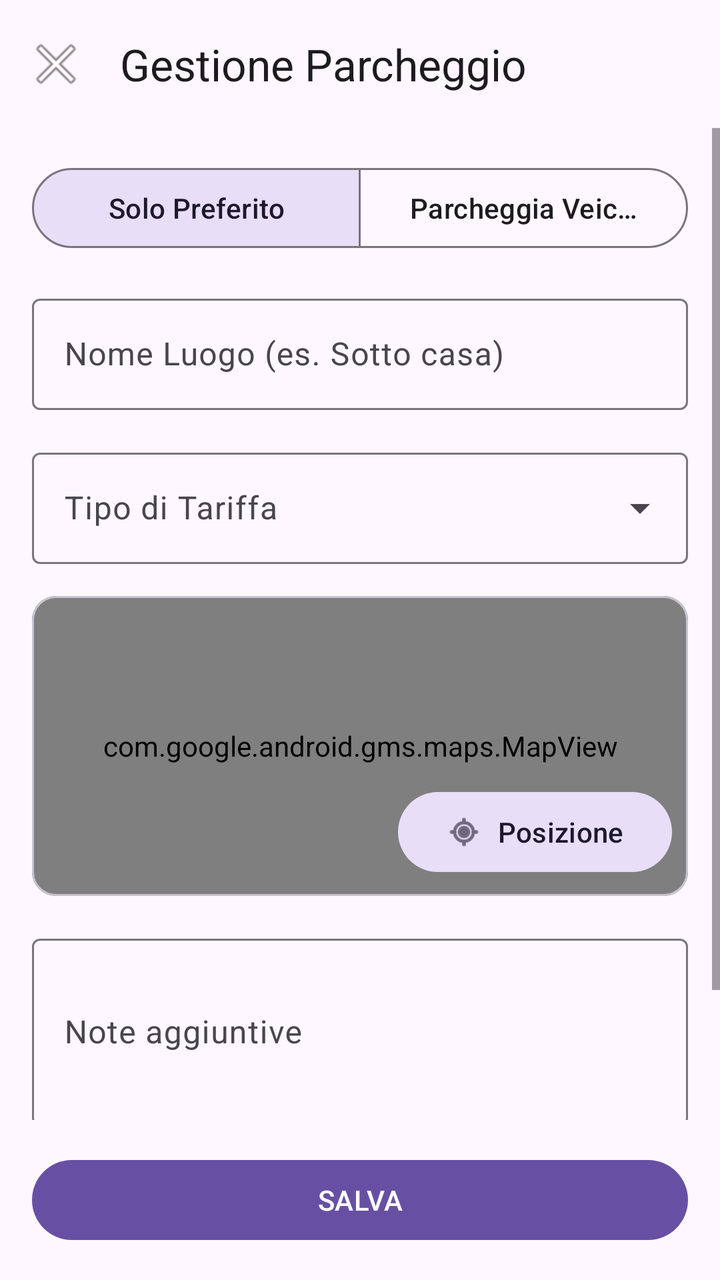
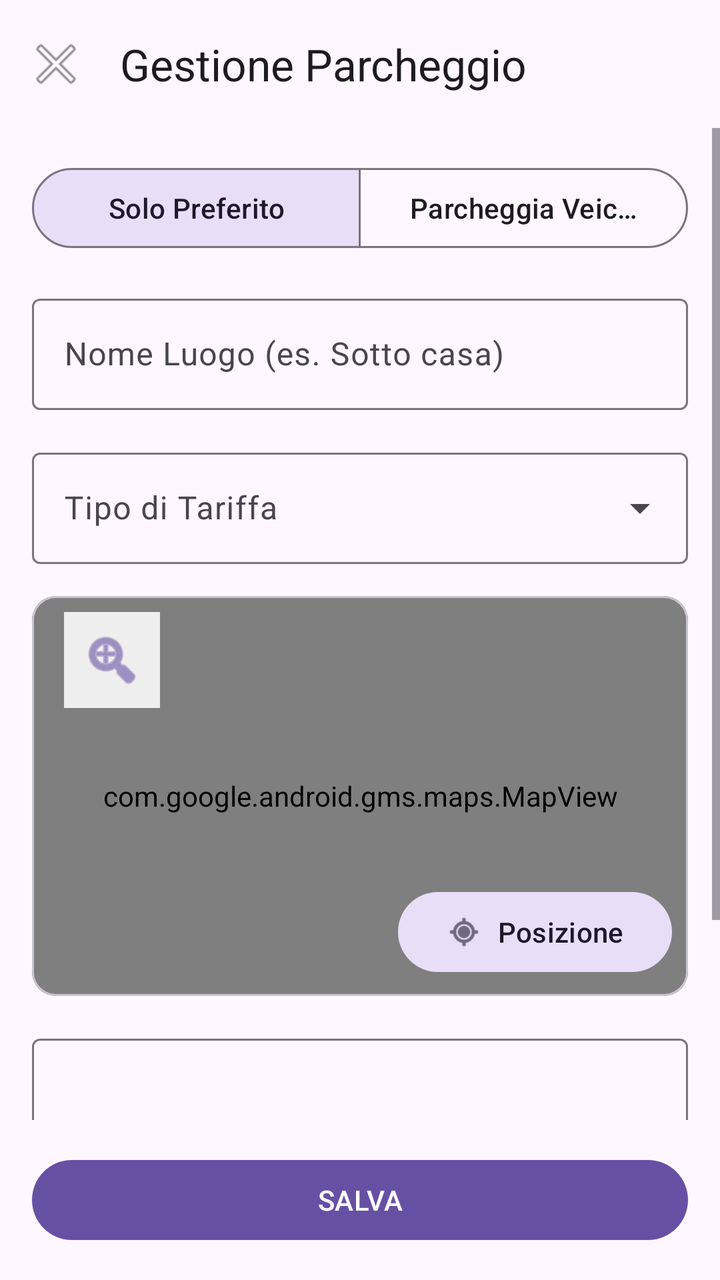

An Android layout rendered at two revisions. The XML below is the earlier revision; the diff shows what the commit changed to produce the second picture.
<!-- AndroidManifest.xml: application theme Theme.ParkingMate -->
<!-- res/layout/fragment_add_parking.xml -->
<?xml version="1.0" encoding="utf-8"?>
<LinearLayout xmlns:android="http://schemas.android.com/apk/res/android"
    xmlns:app="http://schemas.android.com/apk/res-auto"
    android:layout_width="match_parent"
    android:layout_height="match_parent"
    android:orientation="vertical"
    android:background="?android:colorBackground"
    android:fitsSystemWindows="true">

    <com.google.android.material.appbar.MaterialToolbar
        android:id="@+id/toolbarAddParking"
        android:layout_width="match_parent"
        android:layout_height="wrap_content"
        app:title="Gestione Parcheggio"
        app:navigationIcon="@android:drawable/ic_menu_close_clear_cancel" />

    <ScrollView
        android:layout_width="match_parent"
        android:layout_height="0dp"
        android:layout_weight="1">

        <LinearLayout
            android:layout_width="match_parent"
            android:layout_height="wrap_content"
            android:orientation="vertical"
            android:padding="16dp">

            
            <com.google.android.material.button.MaterialButtonToggleGroup
                android:id="@+id/toggleGroupAction"
                android:layout_width="match_parent"
                android:layout_height="wrap_content"
                app:singleSelection="true"
                app:selectionRequired="true"
                app:checkedButton="@+id/btnSaveFavoriteOnly">
                <Button android:id="@+id/btnSaveFavoriteOnly" style="?attr/materialButtonOutlinedStyle" android:layout_width="0dp" android:layout_height="wrap_content" android:layout_weight="1" android:text="Solo Preferito" />
                <Button android:id="@+id/btnParkVehicle" style="?attr/materialButtonOutlinedStyle" android:layout_width="0dp" android:layout_height="wrap_content" android:layout_weight="1" android:text="Parcheggia Veicolo" />
            </com.google.android.material.button.MaterialButtonToggleGroup>

            
            
            
            <TextView
                android:id="@+id/tvDisplayVehicle"
                android:layout_width="match_parent"
                android:layout_height="wrap_content"
                android:textSize="18sp"
                android:textStyle="bold"
                android:layout_marginTop="8dp"
                android:visibility="gone" />

            <LinearLayout
                android:id="@+id/layoutVehicleSelection"
                android:layout_width="match_parent"
                android:layout_height="wrap_content"
                android:orientation="vertical"
                android:visibility="gone"
                android:layout_marginTop="8dp">

                <com.google.android.material.textfield.TextInputLayout
                    android:id="@+id/tilSelectVehicle"
                    style="@style/Widget.Material3.TextInputLayout.OutlinedBox.ExposedDropdownMenu"
                    android:layout_width="match_parent"
                    android:layout_height="wrap_content"
                    android:hint="Seleziona Veicolo">
                    <AutoCompleteTextView
                        android:id="@+id/actvSelectVehicle"
                        android:layout_width="match_parent"
                        android:layout_height="wrap_content"
                        android:inputType="none" />
                </com.google.android.material.textfield.TextInputLayout>
            </LinearLayout>

            
            
            
            <TextView
                android:id="@+id/tvDisplayLocationName"
                android:layout_width="match_parent"
                android:layout_height="wrap_content"
                android:textSize="22sp"
                android:textStyle="bold"
                android:layout_marginTop="16dp"
                android:layout_marginBottom="8dp"
                android:visibility="gone" />

            <LinearLayout
                android:layout_width="match_parent"
                android:layout_height="wrap_content"
                android:orientation="horizontal"
                android:layout_marginTop="16dp"
                android:gravity="center_vertical">

                <com.google.android.material.textfield.TextInputLayout
                    android:id="@+id/tilLocationName"
                    android:layout_width="0dp"
                    android:layout_height="wrap_content"
                    android:layout_weight="1"
                    android:hint="Nome Luogo (es. Sotto casa)">
                    <com.google.android.material.textfield.TextInputEditText
                        android:id="@+id/etLocationName"
                        android:layout_width="match_parent"
                        android:layout_height="wrap_content" />
                </com.google.android.material.textfield.TextInputLayout>

                
                <com.google.android.material.textfield.TextInputLayout
                    android:id="@+id/tilSelectExistingLocation"
                    style="@style/Widget.Material3.TextInputLayout.OutlinedBox.ExposedDropdownMenu"
                    android:layout_width="0dp"
                    android:layout_height="wrap_content"
                    android:layout_weight="1"
                    android:visibility="gone"
                    android:hint="Scegli Luogo Salvato">
                    <AutoCompleteTextView
                        android:id="@+id/actvSelectLocation"
                        android:layout_width="match_parent"
                        android:layout_height="wrap_content"
                        android:inputType="none" />
                </com.google.android.material.textfield.TextInputLayout>

                
                <CheckBox
                    android:id="@+id/cbSaveAsFavorite"
                    android:layout_width="wrap_content"
                    android:layout_height="wrap_content"
                    android:button="@drawable/sl_favorite_heart"
                    android:visibility="gone"
                    android:layout_marginStart="8dp" />
            </LinearLayout>

            
            

            
            <TextView
                android:id="@+id/tvDisplayParkingType"
                android:layout_width="match_parent"
                android:layout_height="wrap_content"
                android:textSize="16sp"
                android:layout_marginTop="16dp"
                android:textColor="?attr/colorPrimary"
                android:visibility="gone" />

            <com.google.android.material.textfield.TextInputLayout
                android:id="@+id/tilParkingType"
                style="@style/Widget.Material3.TextInputLayout.OutlinedBox.ExposedDropdownMenu"
                android:layout_width="match_parent"
                android:layout_height="wrap_content"
                android:layout_marginTop="16dp"
                android:hint="Tipo di Tariffa">
                <AutoCompleteTextView
                    android:id="@+id/actvParkingType"
                    android:layout_width="match_parent"
                    android:layout_height="wrap_content"
                    android:inputType="none" />
            </com.google.android.material.textfield.TextInputLayout>

            
            <LinearLayout
                android:id="@+id/layoutHourlyCosts"
                android:layout_width="match_parent"
                android:layout_height="wrap_content"
                android:orientation="horizontal"
                android:visibility="gone"
                android:layout_marginTop="8dp">

                <com.google.android.material.textfield.TextInputLayout
                    android:layout_width="0dp"
                    android:layout_weight="1"
                    android:layout_height="wrap_content"
                    android:hint="Fisso Iniziale €">
                    <com.google.android.material.textfield.TextInputEditText
                        android:id="@+id/etCostInitial"
                        android:inputType="numberDecimal"
                        android:layout_width="match_parent"
                        android:layout_height="wrap_content"/>
                </com.google.android.material.textfield.TextInputLayout>

                <com.google.android.material.textfield.TextInputLayout
                    android:layout_width="0dp"
                    android:layout_weight="1"
                    android:layout_height="wrap_content"
                    android:layout_marginHorizontal="8dp"
                    android:hint="Costo/Ora €">
                    <com.google.android.material.textfield.TextInputEditText
                        android:id="@+id/etCostHourly"
                        android:inputType="numberDecimal"
                        android:layout_width="match_parent"
                        android:layout_height="wrap_content"/>
                </com.google.android.material.textfield.TextInputLayout>

                <com.google.android.material.textfield.TextInputLayout
                    android:layout_width="0dp"
                    android:layout_weight="1"
                    android:layout_height="wrap_content"
                    android:hint="Max €">
                    <com.google.android.material.textfield.TextInputEditText
                        android:id="@+id/etCostMax"
                        android:inputType="numberDecimal"
                        android:layout_width="match_parent"
                        android:layout_height="wrap_content"/>
                </com.google.android.material.textfield.TextInputLayout>
            </LinearLayout>

            
            <com.google.android.material.card.MaterialCardView
                android:id="@+id/cardMap"
                android:layout_width="match_parent"
                android:layout_height="150dp"
                android:layout_marginTop="16dp"
                app:cardBackgroundColor="#E0E0E0"
                app:cardCornerRadius="12dp">

                <FrameLayout
                    android:layout_width="match_parent"
                    android:layout_height="match_parent">

                    <com.google.android.gms.maps.MapView
                        android:id="@+id/mapViewMini"
                        android:layout_width="match_parent"
                        android:layout_height="match_parent" />

                    <Button
                        android:id="@+id/btnGetLocation"
                        style="@style/Widget.Material3.Button.TonalButton"
                        android:layout_width="wrap_content"
                        android:layout_height="wrap_content"
                        android:layout_gravity="bottom|end"
                        android:layout_margin="8dp"
                        android:text="Posizione"
                        app:icon="@android:drawable/ic_menu_mylocation" />
                </FrameLayout>
            </com.google.android.material.card.MaterialCardView>

            
            <com.google.android.material.textfield.TextInputLayout
                android:id="@+id/tilNotes"
                android:layout_width="match_parent"
                android:layout_height="wrap_content"
                android:layout_marginTop="16dp"
                android:hint="Note aggiuntive">
                <com.google.android.material.textfield.TextInputEditText
                    android:id="@+id/etNotes"
                    android:layout_width="match_parent"
                    android:layout_height="wrap_content"
                    android:lines="3" />
            </com.google.android.material.textfield.TextInputLayout>

            <Button
                android:id="@+id/btnAddPhoto"
                style="?attr/materialButtonOutlinedStyle"
                android:layout_width="match_parent"
                android:layout_height="wrap_content"
                android:layout_marginTop="8dp"
                android:text="Aggiungi Foto"
                app:icon="@android:drawable/ic_menu_camera" />

        </LinearLayout>
    </ScrollView>

    
    <LinearLayout
        android:layout_width="match_parent"
        android:layout_height="wrap_content"
        android:orientation="horizontal"
        android:padding="16dp">

        <Button
            android:id="@+id/btnDeleteLocation"
            style="@style/Widget.Material3.Button"
            android:layout_width="0dp"
            android:layout_height="wrap_content"
            android:layout_weight="1"
            android:layout_marginEnd="8dp"
            android:text="ELIMINA"
            app:backgroundTint="#D32F2F"
            android:textColor="@android:color/white"
            android:visibility="gone" />

        <Button
            android:id="@+id/btnSaveEverything"
            android:layout_width="0dp"
            android:layout_height="wrap_content"
            android:layout_weight="1"
            android:text="SALVA" />
    </LinearLayout>

</LinearLayout>
<!-- resources referenced by this layout -->
<resources>
  <!-- drawable sl_favorite_heart (drawable) -->
  <?xml version="1.0" encoding="utf-8"?>
  <selector xmlns:android="http://schemas.android.com/apk/res/android">
      
      <item android:drawable="@android:drawable/btn_star_big_on" android:state_checked="true" />
      
      <item android:drawable="@android:drawable/btn_star_big_off" />
  </selector>
  <style name="Theme.ParkingMate" parent="Base.Theme.ParkingMate" />
  <style name="Base.Theme.ParkingMate" parent="Theme.Material3.DayNight.NoActionBar">
          
          
      </style>
</resources>

<!-- the commit's change to res/layout/fragment_add_parking.xml (unified diff, before → after) -->
@@ -15,6 +15,7 @@
         app:navigationIcon="@android:drawable/ic_menu_close_clear_cancel" />
 
     <ScrollView
+        android:id="@+id/scrollViewAddParking"
         android:layout_width="match_parent"
         android:layout_height="0dp"
         android:layout_weight="1">
@@ -33,12 +34,122 @@
                 app:singleSelection="true"
                 app:selectionRequired="true"
                 app:checkedButton="@+id/btnSaveFavoriteOnly">
+
                 <Button android:id="@+id/btnSaveFavoriteOnly" style="?attr/materialButtonOutlinedStyle" android:layout_width="0dp" android:layout_height="wrap_content" android:layout_weight="1" android:text="Solo Preferito" />
                 <Button android:id="@+id/btnParkVehicle" style="?attr/materialButtonOutlinedStyle" android:layout_width="0dp" android:layout_height="wrap_content" android:layout_weight="1" android:text="Parcheggia Veicolo" />
             </com.google.android.material.button.MaterialButtonToggleGroup>
 
             
-            
+            <TextView
+                android:id="@+id/tvDisplayLocationName"
+                android:layout_width="match_parent"
+                android:layout_height="wrap_content"
+                android:textSize="22sp"
+                android:textStyle="bold"
+                android:layout_marginTop="8dp"
+                android:layout_marginBottom="8dp"
+                android:visibility="gone" />
+
+            <LinearLayout
+                android:layout_width="match_parent"
+                android:layout_height="wrap_content"
+                android:orientation="horizontal"
+                android:layout_marginTop="16dp"
+                android:gravity="center_vertical">
+
+                <com.google.android.material.textfield.TextInputLayout
+                    android:id="@+id/tilLocationName"
+                    android:layout_width="0dp"
+                    android:layout_height="wrap_content"
+                    android:layout_weight="1"
+                    android:hint="Nome Luogo (es. Sotto casa)">
+                    <com.google.android.material.textfield.TextInputEditText android:id="@+id/etLocationName" android:layout_width="match_parent" android:layout_height="wrap_content" />
+                </com.google.android.material.textfield.TextInputLayout>
+
+                <com.google.android.material.textfield.TextInputLayout
+                    android:id="@+id/tilSelectExistingLocation"
+                    style="@style/Widget.Material3.TextInputLayout.OutlinedBox.ExposedDropdownMenu"
+                    android:layout_width="0dp"
+                    android:layout_height="wrap_content"
+                    android:layout_weight="1"
+                    android:visibility="gone"
+                    android:hint="Scegli Luogo Salvato">
+                    <AutoCompleteTextView android:id="@+id/actvSelectLocation" android:layout_width="match_parent" android:layout_height="wrap_content" android:inputType="none" />
+                </com.google.android.material.textfield.TextInputLayout>
+
+                <CheckBox
+                    android:id="@+id/cbSaveAsFavorite"
+                    android:layout_width="wrap_content"
+                    android:layout_height="wrap_content"
+                    android:button="@drawable/sl_favorite_heart"
+                    android:visibility="gone"
+                    android:layout_marginStart="8dp" />
+            </LinearLayout>
+
+            
+            <TextView
+                android:id="@+id/tvDisplayParkingType"
+                android:layout_width="match_parent"
+                android:layout_height="wrap_content"
+                android:textSize="16sp"
+                android:layout_marginTop="16dp"
+                android:textColor="?attr/colorPrimary"
+                android:visibility="gone" />
+
+            <com.google.android.material.textfield.TextInputLayout
+                android:id="@+id/tilParkingType"
+                style="@style/Widget.Material3.TextInputLayout.OutlinedBox.ExposedDropdownMenu"
+                android:layout_width="match_parent"
+                android:layout_height="wrap_content"
+                android:layout_marginTop="16dp"
+                android:hint="Tipo di Tariffa">
+                <AutoCompleteTextView android:id="@+id/actvParkingType" android:layout_width="match_parent" android:layout_height="wrap_content" android:inputType="none" />
+            </com.google.android.material.textfield.TextInputLayout>
+
+            <LinearLayout
+                android:id="@+id/layoutHourlyCosts"
+                android:layout_width="match_parent"
+                android:layout_height="wrap_content"
+                android:orientation="horizontal"
+                android:visibility="gone"
+                android:layout_marginTop="8dp">
+
+                <com.google.android.material.textfield.TextInputLayout android:layout_width="0dp" android:layout_weight="1" android:layout_height="wrap_content" android:hint="Fisso Iniziale €">
+                    <com.google.android.material.textfield.TextInputEditText android:id="@+id/etCostInitial" android:inputType="numberDecimal" android:layout_width="match_parent" android:layout_height="wrap_content"/>
+                </com.google.android.material.textfield.TextInputLayout>
+
+                <com.google.android.material.textfield.TextInputLayout android:layout_width="0dp" android:layout_weight="1" android:layout_height="wrap_content" android:layout_marginHorizontal="8dp" android:hint="Costo/Ora €">
+                    <com.google.android.material.textfield.TextInputEditText android:id="@+id/etCostHourly" android:inputType="numberDecimal" android:layout_width="match_parent" android:layout_height="wrap_content"/>
+                </com.google.android.material.textfield.TextInputLayout>
+
+                <com.google.android.material.textfield.TextInputLayout android:layout_width="0dp" android:layout_weight="1" android:layout_height="wrap_content" android:hint="Max €">
+                    <com.google.android.material.textfield.TextInputEditText android:id="@+id/etCostMax" android:inputType="numberDecimal" android:layout_width="match_parent" android:layout_height="wrap_content"/>
+                </com.google.android.material.textfield.TextInputLayout>
+            </LinearLayout>
+
+            <LinearLayout
+                android:id="@+id/layoutFixedCosts"
+                android:layout_width="match_parent"
+                android:layout_height="wrap_content"
+                android:orientation="horizontal"
+                android:visibility="gone"
+                android:gravity="center_vertical"
+                android:layout_marginTop="8dp">
+
+                <com.google.android.material.textfield.TextInputLayout android:layout_width="0dp" android:layout_weight="1" android:layout_height="wrap_content" android:layout_marginEnd="8dp" android:hint="Costo Totale €">
+                    <com.google.android.material.textfield.TextInputEditText android:id="@+id/etFixedCost" android:inputType="numberDecimal" android:layout_width="match_parent" android:layout_height="wrap_content"/>
+                </com.google.android.material.textfield.TextInputLayout>
+
+                <Button
+                    android:id="@+id/btnFixedEndTime"
+                    style="@style/Widget.Material3.Button.TonalButton"
+                    android:layout_width="0dp"
+                    android:layout_weight="1"
+                    android:layout_height="wrap_content"
+                    android:text="Scadenza"
+                    app:icon="@android:drawable/ic_menu_recent_history" />
+            </LinearLayout>
+
             
             <TextView
                 android:id="@+id/tvDisplayVehicle"
@@ -46,7 +157,7 @@
                 android:layout_height="wrap_content"
                 android:textSize="18sp"
                 android:textStyle="bold"
-                android:layout_marginTop="8dp"
+                android:layout_marginTop="16dp"
                 android:visibility="gone" />
 
             <LinearLayout
@@ -55,7 +166,7 @@
                 android:layout_height="wrap_content"
                 android:orientation="vertical"
                 android:visibility="gone"
-                android:layout_marginTop="8dp">
+                android:layout_marginTop="16dp">
 
                 <com.google.android.material.textfield.TextInputLayout
                     android:id="@+id/tilSelectVehicle"
@@ -63,143 +174,7 @@
                     android:layout_width="match_parent"
                     android:layout_height="wrap_content"
                     android:hint="Seleziona Veicolo">
-                    <AutoCompleteTextView
-                        android:id="@+id/actvSelectVehicle"
-                        android:layout_width="match_parent"
-                        android:layout_height="wrap_content"
-                        android:inputType="none" />
-                </com.google.android.material.textfield.TextInputLayout>
-            </LinearLayout>
-
-            
-            
-            
-            <TextView
-                android:id="@+id/tvDisplayLocationName"
-                android:layout_width="match_parent"
-                android:layout_height="wrap_content"
-                android:textSize="22sp"
-                android:textStyle="bold"
-                android:layout_marginTop="16dp"
-                android:layout_marginBottom="8dp"
-                android:visibility="gone" />
-
-            <LinearLayout
-                android:layout_width="match_parent"
-                android:layout_height="wrap_content"
-                android:orientation="horizontal"
-                android:layout_marginTop="16dp"
-                android:gravity="center_vertical">
-
-                <com.google.android.material.textfield.TextInputLayout
-                    android:id="@+id/tilLocationName"
-                    android:layout_width="0dp"
-                    android:layout_height="wrap_content"
-                    android:layout_weight="1"
-                    android:hint="Nome Luogo (es. Sotto casa)">
-                    <com.google.android.material.textfield.TextInputEditText
-                        android:id="@+id/etLocationName"
-                        android:layout_width="match_parent"
-                        android:layout_height="wrap_content" />
-                </com.google.android.material.textfield.TextInputLayout>
-
-                
-                <com.google.android.material.textfield.TextInputLayout
-                    android:id="@+id/tilSelectExistingLocation"
-                    style="@style/Widget.Material3.TextInputLayout.OutlinedBox.ExposedDropdownMenu"
-                    android:layout_width="0dp"
-                    android:layout_height="wrap_content"
-                    android:layout_weight="1"
-                    android:visibility="gone"
-                    android:hint="Scegli Luogo Salvato">
-                    <AutoCompleteTextView
-                        android:id="@+id/actvSelectLocation"
-                        android:layout_width="match_parent"
-                        android:layout_height="wrap_content"
-                        android:inputType="none" />
-                </com.google.android.material.textfield.TextInputLayout>
-
-                
-                <CheckBox
-                    android:id="@+id/cbSaveAsFavorite"
-                    android:layout_width="wrap_content"
-                    android:layout_height="wrap_content"
-                    android:button="@drawable/sl_favorite_heart"
-                    android:visibility="gone"
-                    android:layout_marginStart="8dp" />
-            </LinearLayout>
-
-            
-            
-
-            
-            <TextView
-                android:id="@+id/tvDisplayParkingType"
-                android:layout_width="match_parent"
-                android:layout_height="wrap_content"
-                android:textSize="16sp"
-                android:layout_marginTop="16dp"
-                android:textColor="?attr/colorPrimary"
-                android:visibility="gone" />
-
-            <com.google.android.material.textfield.TextInputLayout
-                android:id="@+id/tilParkingType"
-                style="@style/Widget.Material3.TextInputLayout.OutlinedBox.ExposedDropdownMenu"
-                android:layout_width="match_parent"
-                android:layout_height="wrap_content"
-                android:layout_marginTop="16dp"
-                android:hint="Tipo di Tariffa">
-                <AutoCompleteTextView
-                    android:id="@+id/actvParkingType"
-                    android:layout_width="match_parent"
-                    android:layout_height="wrap_content"
-                    android:inputType="none" />
-            </com.google.android.material.textfield.TextInputLayout>
-
-            
-            <LinearLayout
-                android:id="@+id/layoutHourlyCosts"
-                android:layout_width="match_parent"
-                android:layout_height="wrap_content"
-                android:orientation="horizontal"
-                android:visibility="gone"
-                android:layout_marginTop="8dp">
-
-                <com.google.android.material.textfield.TextInputLayout
-                    android:layout_width="0dp"
-                    android:layout_weight="1"
-                    android:layout_height="wrap_content"
-                    android:hint="Fisso Iniziale €">
-                    <com.google.android.material.textfield.TextInputEditText
-                        android:id="@+id/etCostInitial"
-                        android:inputType="numberDecimal"
-                        android:layout_width="match_parent"
-                        android:layout_height="wrap_content"/>
-                </com.google.android.material.textfield.TextInputLayout>
-
-                <com.google.android.material.textfield.TextInputLayout
-                    android:layout_width="0dp"
-                    android:layout_weight="1"
-                    android:layout_height="wrap_content"
-                    android:layout_marginHorizontal="8dp"
-                    android:hint="Costo/Ora €">
-                    <com.google.android.material.textfield.TextInputEditText
-                        android:id="@+id/etCostHourly"
-                        android:inputType="numberDecimal"
-                        android:layout_width="match_parent"
-                        android:layout_height="wrap_content"/>
-                </com.google.android.material.textfield.TextInputLayout>
-
-                <com.google.android.material.textfield.TextInputLayout
-                    android:layout_width="0dp"
-                    android:layout_weight="1"
-                    android:layout_height="wrap_content"
-                    android:hint="Max €">
-                    <com.google.android.material.textfield.TextInputEditText
-                        android:id="@+id/etCostMax"
-                        android:inputType="numberDecimal"
-                        android:layout_width="match_parent"
-                        android:layout_height="wrap_content"/>
+                    <AutoCompleteTextView android:id="@+id/actvSelectVehicle" android:layout_width="match_parent" android:layout_height="wrap_content" android:inputType="none" />
                 </com.google.android.material.textfield.TextInputLayout>
             </LinearLayout>
 
@@ -207,7 +182,7 @@
             <com.google.android.material.card.MaterialCardView
                 android:id="@+id/cardMap"
                 android:layout_width="match_parent"
-                android:layout_height="150dp"
+                android:layout_height="200dp"
                 android:layout_marginTop="16dp"
                 app:cardBackgroundColor="#E0E0E0"
                 app:cardCornerRadius="12dp">
@@ -220,6 +195,36 @@
                         android:id="@+id/mapViewMini"
                         android:layout_width="match_parent"
                         android:layout_height="match_parent" />
+
+                    
+                    <LinearLayout
+                        android:layout_width="match_parent"
+                        android:layout_height="wrap_content"
+                        android:orientation="horizontal"
+                        android:layout_margin="8dp"
+                        android:gravity="center_vertical">
+
+                        <TextView
+                            android:id="@+id/tvSearchMap"
+                            android:layout_width="0dp"
+                            android:layout_height="wrap_content"
+                            android:layout_weight="1"
+                            android:text=" Cerca via/città..."
+                            android:padding="12dp"
+                            android:background="#DDFFFFFF"
+                            android:textColor="#333333"
+                            android:visibility="gone"
+                            app:drawableStartCompat="@android:drawable/ic_menu_search" />
+
+                        <ImageButton
+                            android:id="@+id/btnExpandMap"
+                            android:layout_width="48dp"
+                            android:layout_height="48dp"
+                            android:layout_marginStart="8dp"
+                            android:src="@android:drawable/ic_menu_zoom"
+                            android:background="#DDFFFFFF"
+                            app:tint="?attr/colorPrimary" />
+                    </LinearLayout>
 
                     <Button
                         android:id="@+id/btnGetLocation"
@@ -240,11 +245,7 @@
                 android:layout_height="wrap_content"
                 android:layout_marginTop="16dp"
                 android:hint="Note aggiuntive">
-                <com.google.android.material.textfield.TextInputEditText
-                    android:id="@+id/etNotes"
-                    android:layout_width="match_parent"
-                    android:layout_height="wrap_content"
-                    android:lines="3" />
+                <com.google.android.material.textfield.TextInputEditText android:id="@+id/etNotes" android:layout_width="match_parent" android:layout_height="wrap_content" android:lines="3" />
             </com.google.android.material.textfield.TextInputLayout>
 
             <Button
@@ -259,7 +260,6 @@
         </LinearLayout>
     </ScrollView>
 
-    
     <LinearLayout
         android:layout_width="match_parent"
         android:layout_height="wrap_content"
